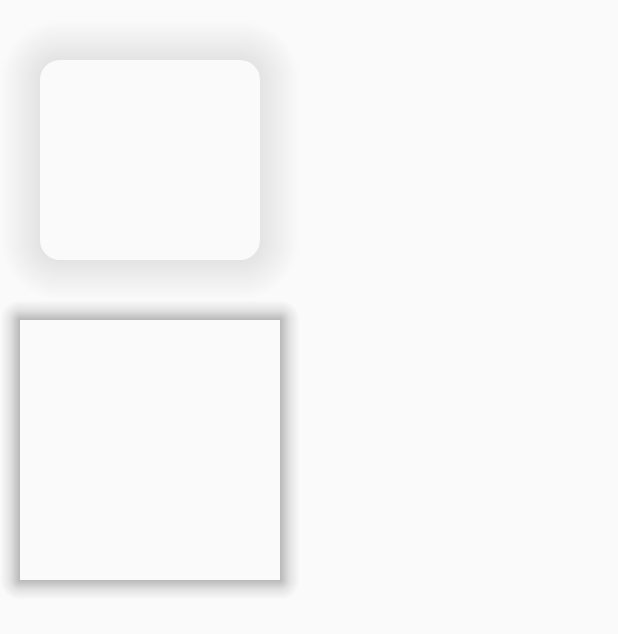
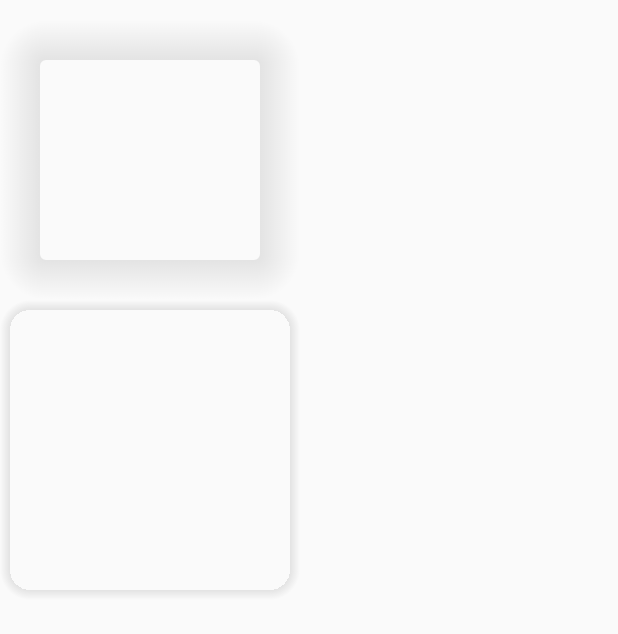
Before and after one commit to Hitomis/CrazyShadow, an Android app: the screen it shows after launch (MainActivity), on a phone screen of 412 x 824 dp. Shown: the top 634 px of the screen. Run offline under Robolectric (Android 15) with nearby library versions, the phone set to English and light mode, and no system bars.

Commit message:
Adjust the color difference

```diff
--- a/app/src/main/java/com/hitomi/crazyshadow/MainActivity.java
+++ b/app/src/main/java/com/hitomi/crazyshadow/MainActivity.java
@@ -23,11 +23,12 @@ public class MainActivity extends AppCompatActivity {
         new CrazyShadow.Builder()
                 .setContext(this)
                 .setDirection(CrazyShadowDirection.ALL)
-                .setShadowRadius(20)
+                .setCorner(20)
+                .setShadowRadius(10)
                 .setImpl(CrazyShadowAttr.IMPL_WRAPPER)
                 .action(frameLayout);
 
 
-        findViewById(R.id.frame).setBackgroundDrawable(new RoundRectShadowDrawable(Color.TRANSPARENT, 20, 20, 20));
+        findViewById(R.id.frame).setBackgroundDrawable(new RoundRectShadowDrawable(Color.TRANSPARENT, 6, 20, 20));
     }
 }
--- a/cslibrary/src/main/java/com/hitomi/cslibrary/wrap/EdgeShadowView.java
+++ b/cslibrary/src/main/java/com/hitomi/cslibrary/wrap/EdgeShadowView.java
@@ -49,10 +49,6 @@ public class EdgeShadowView extends View {
     protected void onDraw(Canvas canvas) {
         canvas.save();
         switch (direction) {
-            case CrazyShadowDirection.LEFT:
-                canvas.translate(cornerRadius + shadowRadius, shadowSize);
-                canvas.rotate(270f);
-                break;
             case CrazyShadowDirection.TOP:
                 canvas.translate(0, cornerRadius + shadowRadius);
                 break;
@@ -63,6 +59,10 @@ public class EdgeShadowView extends View {
             case CrazyShadowDirection.BOTTOM:
                 canvas.translate(shadowSize, -cornerRadius);
                 canvas.rotate(180);
+                break;
+            case CrazyShadowDirection.LEFT:
+                canvas.translate(cornerRadius + shadowRadius, shadowSize);
+                canvas.rotate(270f);
                 break;
             default:
         }
@@ -89,7 +89,7 @@ public class EdgeShadowView extends View {
     @CrazyShadowDirection
     public void setDirection(@CrazyShadowDirection int direction) {
         this.direction = direction;
-        shadowPaint.setShader(new LinearGradient(0, cornerRadius, 0, -cornerRadius - shadowRadius,
+        shadowPaint.setShader(new LinearGradient(0, -cornerRadius + shadowRadius, 0, -cornerRadius - shadowRadius,
                 shadowColors,
                 new float[]{0f, .5f, 1f}, Shader.TileMode.CLAMP));
     }
```
